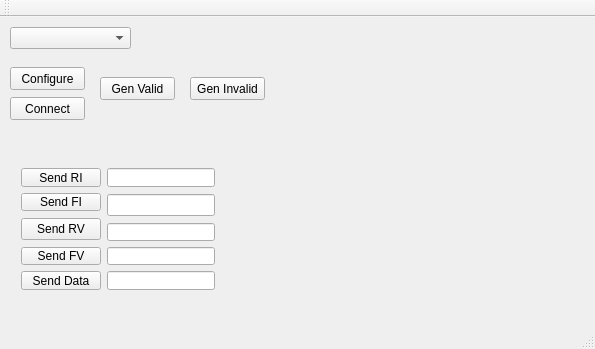
This is src/ECM_MainWindow/mainwindow.ui in dmherrington/ECM-Control-System as Qt 5 draws it before an edit. The edited form follows.
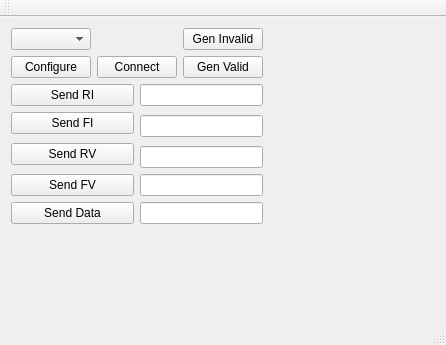
This is the edited form. Custom widgets are drawn as their Qt base class.

What changed in the file:
```diff
--- a/src/ECM_MainWindow/mainwindow.ui
+++ b/src/ECM_MainWindow/mainwindow.ui
@@ -6,85 +6,69 @@
    <rect>
     <x>0</x>
     <y>0</y>
-    <width>595</width>
-    <height>349</height>
+    <width>446</width>
+    <height>345</height>
    </rect>
   </property>
   <property name="windowTitle">
    <string>MainWindow</string>
   </property>
   <widget class="QWidget" name="centralWidget">
-   <widget class="QComboBox" name="comboBox">
-    <property name="geometry">
-     <rect>
-      <x>10</x>
-      <y>10</y>
-      <width>121</width>
-      <height>22</height>
-     </rect>
-    </property>
-   </widget>
-   <widget class="QPushButton" name="pushButton_ConnectSerialPort">
-    <property name="geometry">
-     <rect>
-      <x>10</x>
-      <y>80</y>
-      <width>75</width>
-      <height>23</height>
-     </rect>
-    </property>
-    <property name="text">
-     <string>Connect</string>
-    </property>
-   </widget>
-   <widget class="QPushButton" name="pushButton_GenerateValid">
-    <property name="geometry">
-     <rect>
-      <x>100</x>
-      <y>60</y>
-      <width>75</width>
-      <height>23</height>
-     </rect>
-    </property>
-    <property name="text">
-     <string>Gen Valid</string>
-    </property>
-   </widget>
+   <layout class="QHBoxLayout" name="horizontalLayout">
+    <item>
+     <layout class="QVBoxLayout" name="verticalLayout_2">
+      <item>
+       <layout class="QGridLayout" name="gridLayout_2">
+        <item row="0" column="0">
+         <widget class="QComboBox" name="comboBox"/>
+        </item>
+        <item row="0" column="1">
+         <spacer name="horizontalSpacer">
+          <property name="orientation">
+           <enum>Qt::Horizontal</enum>
+          </property>
+          <property name="sizeType">
+           <enum>QSizePolicy::Minimum</enum>
+          </property>
+          <property name="sizeHint" stdset="0">
+           <size>
+            <width>40</width>
+            <height>20</height>
+           </size>
+          </property>
+         </spacer>
+        </item>
+        <item row="0" column="2">
    <widget class="QPushButton" name="pushButton_GenerateInvalid">
-    <property name="geometry">
-     <rect>
-      <x>190</x>
-      <y>60</y>
-      <width>75</width>
-      <height>23</height>
-     </rect>
-    </property>
     <property name="text">
      <string>Gen Invalid</string>
     </property>
    </widget>
+        </item>
+        <item row="1" column="0">
    <widget class="QPushButton" name="pushButton_ConfigureSerialPort">
-    <property name="geometry">
-     <rect>
-      <x>10</x>
-      <y>50</y>
-      <width>75</width>
-      <height>23</height>
-     </rect>
-    </property>
     <property name="text">
      <string>Configure</string>
     </property>
    </widget>
-   <widget class="QWidget" name="layoutWidget">
-    <property name="geometry">
-     <rect>
-      <x>10</x>
-      <y>140</y>
-      <width>216</width>
-      <height>144</height>
-     </rect>
-    </property>
+        </item>
+        <item row="1" column="1">
+         <widget class="QPushButton" name="pushButton_ConnectSerialPort">
+          <property name="text">
+           <string>Connect</string>
+          </property>
+         </widget>
+        </item>
+        <item row="1" column="2">
+         <widget class="QPushButton" name="pushButton_GenerateValid">
+          <property name="text">
+           <string>Gen Valid</string>
+          </property>
+         </widget>
+        </item>
+       </layout>
+      </item>
+      <item>
     <layout class="QGridLayout" name="gridLayout">
      <item row="0" column="0">
       <widget class="QPushButton" name="pushButton_SendRevI">
@@ -94,7 +78,14 @@
       </widget>
      </item>
      <item row="0" column="1">
-      <widget class="QLineEdit" name="dataRI"/>
+         <widget class="QLineEdit" name="dataRI">
+          <property name="sizePolicy">
+           <sizepolicy hsizetype="Minimum" vsizetype="Fixed">
+            <horstretch>0</horstretch>
+            <verstretch>0</verstretch>
+           </sizepolicy>
+          </property>
+         </widget>
      </item>
      <item row="1" column="0">
       <widget class="QPushButton" name="pushButton_SendFI">
@@ -104,7 +95,14 @@
       </widget>
      </item>
      <item row="1" column="1" rowspan="2">
-      <widget class="QLineEdit" name="dataFI"/>
+         <widget class="QLineEdit" name="dataFI">
+          <property name="sizePolicy">
+           <sizepolicy hsizetype="Minimum" vsizetype="Fixed">
+            <horstretch>0</horstretch>
+            <verstretch>0</verstretch>
+           </sizepolicy>
+          </property>
+         </widget>
      </item>
      <item row="2" column="0" rowspan="2">
       <widget class="QPushButton" name="pushButton_SendRV">
@@ -114,7 +112,14 @@
       </widget>
      </item>
      <item row="3" column="1">
-      <widget class="QLineEdit" name="dataRV"/>
+         <widget class="QLineEdit" name="dataRV">
+          <property name="sizePolicy">
+           <sizepolicy hsizetype="Minimum" vsizetype="Fixed">
+            <horstretch>0</horstretch>
+            <verstretch>0</verstretch>
+           </sizepolicy>
+          </property>
+         </widget>
      </item>
      <item row="4" column="0">
       <widget class="QPushButton" name="pushButton_SendFV">
@@ -124,7 +129,14 @@
       </widget>
      </item>
      <item row="4" column="1">
-      <widget class="QLineEdit" name="dataFV"/>
+         <widget class="QLineEdit" name="dataFV">
+          <property name="sizePolicy">
+           <sizepolicy hsizetype="Minimum" vsizetype="Fixed">
+            <horstretch>0</horstretch>
+            <verstretch>0</verstretch>
+           </sizepolicy>
+          </property>
+         </widget>
      </item>
      <item row="5" column="0">
       <widget class="QPushButton" name="pushButton_SendData">
@@ -134,10 +146,88 @@
       </widget>
      </item>
      <item row="5" column="1">
-      <widget class="QLineEdit" name="dataFull"/>
-     </item>
-    </layout>
-   </widget>
+         <widget class="QLineEdit" name="dataFull">
+          <property name="sizePolicy">
+           <sizepolicy hsizetype="Minimum" vsizetype="Fixed">
+            <horstretch>0</horstretch>
+            <verstretch>0</verstretch>
+           </sizepolicy>
+          </property>
+         </widget>
+        </item>
+       </layout>
+      </item>
+      <item>
+       <spacer name="verticalSpacer">
+        <property name="orientation">
+         <enum>Qt::Vertical</enum>
+        </property>
+        <property name="sizeHint" stdset="0">
+         <size>
+          <width>20</width>
+          <height>40</height>
+         </size>
+        </property>
+       </spacer>
+      </item>
+     </layout>
+    </item>
+    <item>
+     <spacer name="horizontalSpacer_2">
+      <property name="orientation">
+       <enum>Qt::Horizontal</enum>
+      </property>
+      <property name="sizeType">
+       <enum>QSizePolicy::Fixed</enum>
+      </property>
+      <property name="sizeHint" stdset="0">
+       <size>
+        <width>20</width>
+        <height>20</height>
+       </size>
+      </property>
+     </spacer>
+    </item>
+    <item>
+     <layout class="QVBoxLayout" name="verticalLayout">
+      <item>
+       <widget class="graphing::PlotHandler" name="timeDataGraph" native="true">
+        <property name="sizePolicy">
+         <sizepolicy hsizetype="Expanding" vsizetype="Preferred">
+          <horstretch>0</horstretch>
+          <verstretch>0</verstretch>
+         </sizepolicy>
+        </property>
+        <property name="minimumSize">
+         <size>
+          <width>10</width>
+          <height>10</height>
+         </size>
+        </property>
+       </widget>
+      </item>
+      <item>
+       <spacer name="verticalSpacer_2">
+        <property name="orientation">
+         <enum>Qt::Vertical</enum>
+        </property>
+        <property name="sizeType">
+         <enum>QSizePolicy::Fixed</enum>
+        </property>
+        <property name="sizeHint" stdset="0">
+         <size>
+          <width>20</width>
+          <height>10</height>
+         </size>
+        </property>
+       </spacer>
+      </item>
+      <item>
+       <layout class="QHBoxLayout" name="timeDataLayout"/>
+      </item>
+     </layout>
+    </item>
+   </layout>
   </widget>
   <widget class="QToolBar" name="mainToolBar">
    <attribute name="toolBarArea">
@@ -160,6 +250,14 @@
   </widget>
  </widget>
  <layoutdefault spacing="6" margin="11"/>
+ <customwidgets>
+  <customwidget>
+   <class>graphing::PlotHandler</class>
+   <extends>QWidget</extends>
+   <header>plot_handler.h</header>
+   <container>1</container>
+  </customwidget>
+ </customwidgets>
  <resources/>
  <connections/>
 </ui>
```
Left out of the diff: 2 changed lines with no effect on the pictures. Lines whose indentation alone changed are shown as unchanged.
